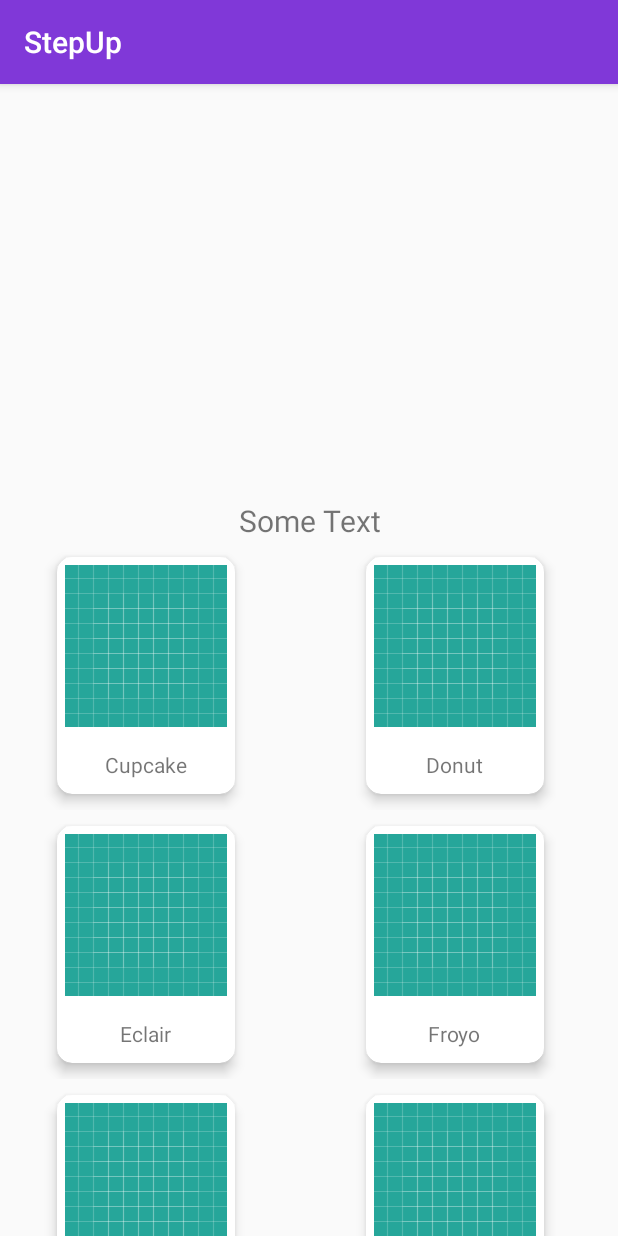
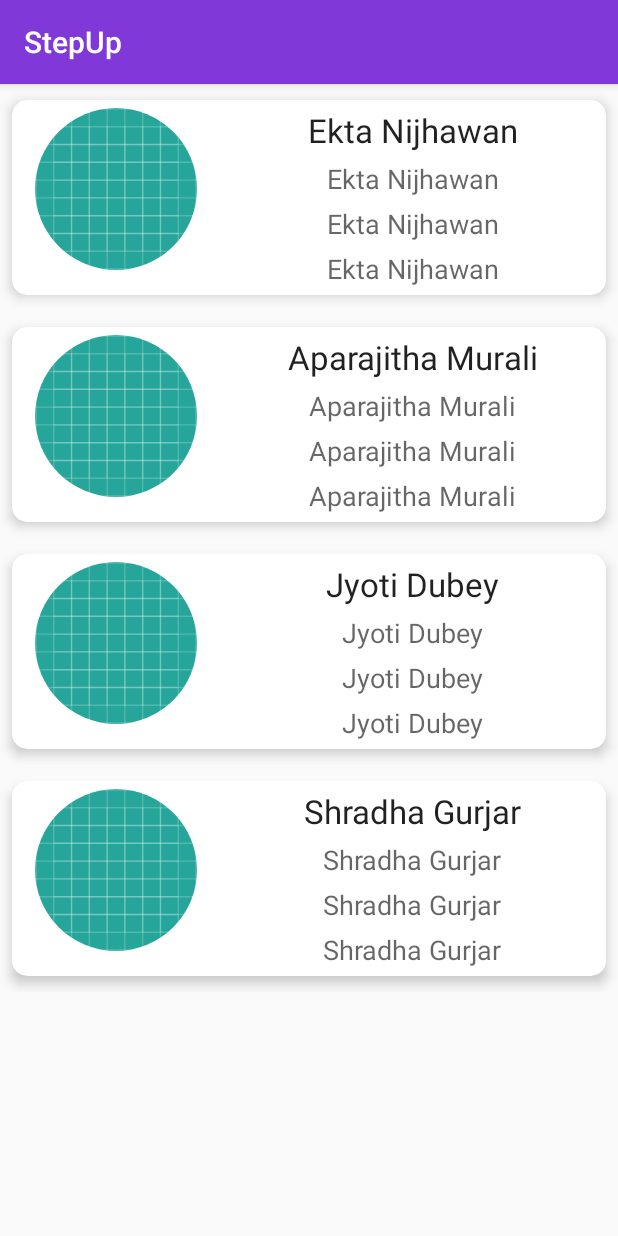
Before and after one commit to jyotid/StepUp, an Android app: the screen it shows after launch (CategoryActivity before the commit, CategoryDescriptionActivity after it), after a tap on "Cupcake", on a phone screen of 412 x 824 dp. Run offline under Robolectric (Android 15) with nearby library versions, the phone set to English and light mode, and no system bars; our stand-ins replace CircleImageView.

Commit message:
Description page implemented

```diff
--- a/app/build.gradle
+++ b/app/build.gradle
@@ -27,4 +27,5 @@ dependencies {
     androidTestImplementation 'com.android.support.test.espresso:espresso-core:3.0.2'
     implementation 'com.android.support:recyclerview-v7:27.1.1'
     implementation 'com.android.support:cardview-v7:27.1.1'
+    implementation 'de.hdodenhof:circleimageview:3.0.0'
 }
--- a/app/src/main/java/com/womandroid/stepup/CategoryDescriptionActivity.java
+++ b/app/src/main/java/com/womandroid/stepup/CategoryDescriptionActivity.java
@@ -1,13 +1,71 @@
 package com.womandroid.stepup;
 
+import android.content.Context;
 import android.support.v7.app.AppCompatActivity;
 import android.os.Bundle;
+import android.support.v7.widget.DefaultItemAnimator;
+import android.support.v7.widget.LinearLayoutManager;
+import android.support.v7.widget.RecyclerView;
+import android.view.View;
+import android.widget.TextView;
+
+import com.womandroid.stepup.data.DataModel;
+import com.womandroid.stepup.data.DataModelDesc;
+import com.womandroid.stepup.data.MyData;
+
+import java.util.ArrayList;
 
 public class CategoryDescriptionActivity extends AppCompatActivity {
+
+    private static RecyclerView.Adapter adapter;
+    private RecyclerView.LayoutManager layoutManager;
+    private static RecyclerView recyclerView;
+    private ArrayList<DataModelDesc> data;
+    static View.OnClickListener myOnClickListener;
+    private static ArrayList<Integer> removedItems;
 
     @Override
     protected void onCreate(Bundle savedInstanceState) {
         super.onCreate(savedInstanceState);
         setContentView(R.layout.activity_category_description);
+        myOnClickListener = new MyOnClickListener(CategoryDescriptionActivity.this);
+
+        recyclerView = (RecyclerView) findViewById(R.id.recyclerView);
+        recyclerView.setHasFixedSize(true);
+
+        layoutManager = new LinearLayoutManager(this);
+        recyclerView.setLayoutManager(layoutManager);
+        recyclerView.setItemAnimator(new DefaultItemAnimator());
+
+        data = new ArrayList<DataModelDesc>();
+        for (int i = 0; i < MyData.profileName.length; i++) {
+            data.add(new DataModelDesc(
+                    MyData.profileName[i],
+                    MyData.profile[i],
+                    MyData.profession[i],
+                    MyData.location[i],
+                    MyData.categories[i]
+            ));
+        }
+
+        adapter = new CustomAdapterDesc(data);
+        recyclerView.setAdapter(adapter);
     }
+
+
+    private class MyOnClickListener implements View.OnClickListener {
+
+        private final Context context;
+
+        private MyOnClickListener(Context context) {
+            this.context = context;
+        }
+
+        @Override
+        public void onClick(View v) {
+
+        }
+
+    }
+
 }
--- /dev/null
+++ b/app/src/main/java/com/womandroid/stepup/CustomAdapterDesc.java
@@ -0,0 +1,73 @@
+package com.womandroid.stepup;
+
+import android.support.v7.widget.RecyclerView;
+import android.view.LayoutInflater;
+import android.view.View;
+import android.view.ViewGroup;
+import android.widget.ImageView;
+import android.widget.TextView;
+
+import com.womandroid.stepup.data.DataModel;
+import com.womandroid.stepup.data.DataModelDesc;
+
+import java.util.ArrayList;
+
+public class CustomAdapterDesc extends RecyclerView.Adapter<CustomAdapterDesc.MyViewHolder> {
+
+    private ArrayList<DataModelDesc> dataSet;
+
+    public static class MyViewHolder extends RecyclerView.ViewHolder {
+
+        TextView textViewName;
+        TextView textViewProfessionalTitle;
+        ImageView imageView;
+        TextView textViewLocation;
+        TextView textViewCategories;
+
+        public MyViewHolder(View itemView) {
+            super(itemView);
+            this.textViewName = (TextView) itemView.findViewById(R.id.tv_name);
+            this.textViewProfessionalTitle = (TextView) itemView.findViewById(R.id.tv_professional_title);
+            this.imageView = (ImageView) itemView.findViewById(R.id.iv_category_desc);
+            this.textViewLocation = (TextView)itemView.findViewById(R.id.tv_location);
+            this.textViewCategories = (TextView)itemView.findViewById(R.id.tv_category);
+        }
+    }
+
+    public CustomAdapterDesc(ArrayList<DataModelDesc> data) {
+        this.dataSet = data;
+    }
+
+    @Override
+    public MyViewHolder onCreateViewHolder(ViewGroup parent,
+                                           int viewType) {
+        View view = LayoutInflater.from(parent.getContext())
+                .inflate(R.layout.item_category_description, parent, false);
+
+        view.setOnClickListener(CategoryDescriptionActivity.myOnClickListener);
+
+        MyViewHolder myViewHolder = new MyViewHolder(view);
+        return myViewHolder;
+    }
+
+    @Override
+    public void onBindViewHolder(final MyViewHolder holder, final int listPosition) {
+
+        TextView textViewName = holder.textViewName;
+        TextView textViewProfessionalTitle = holder.textViewProfessionalTitle;
+        ImageView imageView = holder.imageView;
+        TextView textViewLocation = holder.textViewLocation;
+        TextView textViewCategories = holder.textViewCategories;
+
+        textViewName.setText(dataSet.get(listPosition).getName());
+        textViewProfessionalTitle.setText(dataSet.get(listPosition).getProfessionalTitle());
+        imageView.setImageResource(dataSet.get(listPosition).getImage());
+        textViewLocation.setText(dataSet.get(listPosition).getLocation());
+        textViewCategories.setText(dataSet.get(listPosition).getCategories());
+    }
+
+    @Override
+    public int getItemCount() {
+        return dataSet.size();
+    }
+}
--- a/app/src/main/java/com/womandroid/stepup/LoginActivity.java
+++ b/app/src/main/java/com/womandroid/stepup/LoginActivity.java
@@ -4,6 +4,8 @@ import android.content.Context;
 import android.content.Intent;
 import android.support.v7.app.AppCompatActivity;
 import android.os.Bundle;
+
+import com.womandroid.stepup.categories.CategoryActivity;
 
 public class LoginActivity extends AppCompatActivity {
 
--- a/app/src/main/java/com/womandroid/stepup/categories/CategoryActivity.java
+++ b/app/src/main/java/com/womandroid/stepup/categories/CategoryActivity.java
@@ -9,6 +9,7 @@ import android.support.v7.widget.GridLayoutManager;
 import android.support.v7.widget.RecyclerView;
 import android.view.View;
 
+import com.womandroid.stepup.CategoryDescriptionActivity;
 import com.womandroid.stepup.data.DataModel;
 import com.womandroid.stepup.LoginActivity;
 import com.womandroid.stepup.R;
@@ -57,7 +58,7 @@ public class CategoryActivity extends AppCompatActivity {
     }
 
 
-    private static class MyOnClickListener implements View.OnClickListener {
+    private class MyOnClickListener implements View.OnClickListener {
 
         private final Context context;
 
@@ -67,6 +68,8 @@ public class CategoryActivity extends AppCompatActivity {
 
         @Override
         public void onClick(View v) {
+            Intent intent = new Intent(CategoryActivity.this, CategoryDescriptionActivity.class);
+            startActivity(intent);
         }
 
     }
--- /dev/null
+++ b/app/src/main/java/com/womandroid/stepup/data/DataModelDesc.java
@@ -0,0 +1,35 @@
+package com.womandroid.stepup.data;
+
+public class DataModelDesc {
+
+    String name, professionalTitle, location, categories;
+    int image;
+
+    public DataModelDesc(String name, int image, String professionalTitle, String location, String categories) {
+        this.name = name;
+        this.image=image;
+        this.professionalTitle = professionalTitle;
+        this.location = location;
+        this.categories = categories;
+    }
+
+    public String getName() {
+        return name;
+    }
+
+    public int getImage() {
+        return image;
+    }
+
+    public String getProfessionalTitle() {
+        return name;
+    }
+
+    public String getLocation() {
+        return name;
+    }
+
+    public String getCategories() {
+        return name;
+    }
+}
--- a/app/src/main/java/com/womandroid/stepup/data/MyData.java
+++ b/app/src/main/java/com/womandroid/stepup/data/MyData.java
@@ -12,4 +12,11 @@ public class MyData {
             R.drawable.ic_launcher_background, R.drawable.ic_launcher_background, R.drawable.ic_launcher_background,R.drawable.ic_launcher_background};
 
 //    static Integer[] id_ = {0, 1, 2, 3, 4, 5, 6, 7, 8, 9, 10};
+
+    public static String[] profileName = {"Ekta Nijhawan","Aparajitha Murali","Jyoti Dubey","Shradha Gurjar"};
+    public static String[] location = {"Delhi","Bengaluru","Chennai","Bengaluru"};
+    public static Integer[] profile = {R.drawable.ic_launcher_background, R.drawable.ic_launcher_background, R.drawable.ic_launcher_background,
+            R.drawable.ic_launcher_background};
+    public static String[] categories = {"abc","def","ghi","jkl"};
+    public static String[] profession = {"abc","def","ghi","jkl"};
 }
--- a/app/src/main/res/layout/item_category_description.xml
+++ b/app/src/main/res/layout/item_category_description.xml
@@ -1,7 +1,7 @@
 <?xml version="1.0" encoding="utf-8"?>
 <LinearLayout xmlns:android="http://schemas.android.com/apk/res/android"
     android:layout_width="match_parent"
-    android:layout_height="match_parent"
+    android:layout_height="wrap_content"
     android:orientation="vertical"
     android:tag="cards main container">
 
@@ -20,8 +20,8 @@
             android:orientation="horizontal"
             >
 
-            <ImageView
-                android:id="@+id/imageView"
+            <de.hdodenhof.circleimageview.CircleImageView
+                android:id="@+id/iv_category_desc"
                 android:tag="image_tag"
                 android:layout_width="0dp"
                 android:layout_height="wrap_content"
@@ -32,26 +32,46 @@
             <LinearLayout
                 android:layout_width="0dp"
                 android:layout_height="wrap_content"
-                android:layout_marginTop="12dp"
+                android:layout_marginTop="5dp"
+                android:layout_marginBottom="5dp"
                 android:layout_weight="2"
                 android:orientation="vertical"
                 >
 
                 <TextView
-                    android:id="@+id/textViewName"
+                    android:id="@+id/tv_name"
                     android:layout_width="wrap_content"
                     android:layout_height="wrap_content"
                     android:layout_gravity="center_horizontal"
-                    android:layout_marginTop="10dp"
                     android:text="Android Name"
                     android:textAppearance="?android:attr/textAppearanceLarge"/>
 
                 <TextView
-                    android:id="@+id/textViewVersion"
+                    android:id="@+id/tv_professional_title"
                     android:layout_width="wrap_content"
                     android:layout_height="wrap_content"
                     android:layout_gravity="center_horizontal"
-                    android:layout_marginTop="10dp"
+                    android:layout_marginTop="5dp"
+
+                    android:text="Android Version"
+                    android:textAppearance="?android:attr/textAppearanceMedium"/>
+
+                <TextView
+                    android:id="@+id/tv_location"
+                    android:layout_width="wrap_content"
+                    android:layout_height="wrap_content"
+                    android:layout_gravity="center_horizontal"
+                    android:layout_marginTop="5dp"
+
+                    android:text="Android Version"
+                    android:textAppearance="?android:attr/textAppearanceMedium"/>
+
+                <TextView
+                    android:id="@+id/tv_category"
+                    android:layout_width="wrap_content"
+                    android:layout_height="wrap_content"
+                    android:layout_gravity="center_horizontal"
+                    android:layout_marginTop="5dp"
 
                     android:text="Android Version"
                     android:textAppearance="?android:attr/textAppearanceMedium"/>
```
